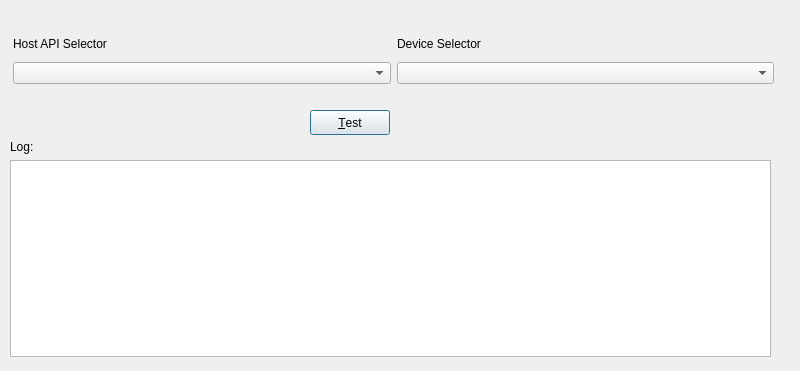
Old version of the form portaudiopp/usingqt/qtportaudiopp/dialog.ui in the repository sjk7/portaudiopp.
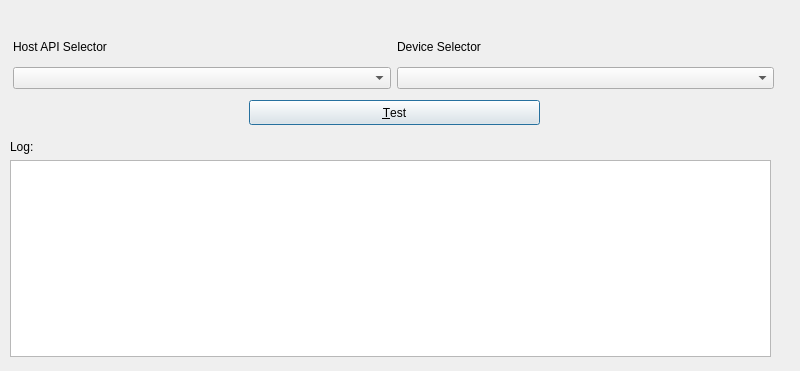
New version of the form.

Patch:
```diff
--- a/portaudiopp/usingqt/qtportaudiopp/dialog.ui
+++ b/portaudiopp/usingqt/qtportaudiopp/dialog.ui
@@ -19,7 +19,7 @@
      <x>13</x>
      <y>32</y>
      <width>761</width>
-     <height>52</height>
+     <height>57</height>
     </rect>
    </property>
    <layout class="QHBoxLayout" name="horizontalLayout">
@@ -78,9 +78,9 @@
   <widget class="QPushButton" name="btnTest">
    <property name="geometry">
     <rect>
-     <x>310</x>
-     <y>110</y>
-     <width>80</width>
+     <x>249</x>
+     <y>100</y>
+     <width>291</width>
      <height>25</height>
     </rect>
    </property>
```
